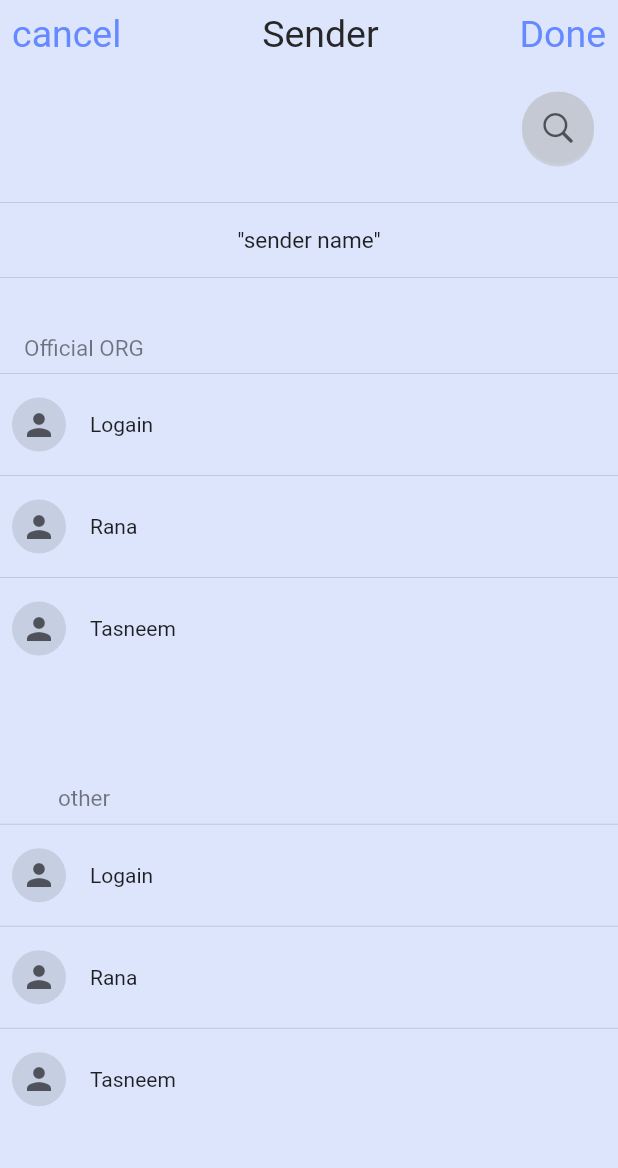
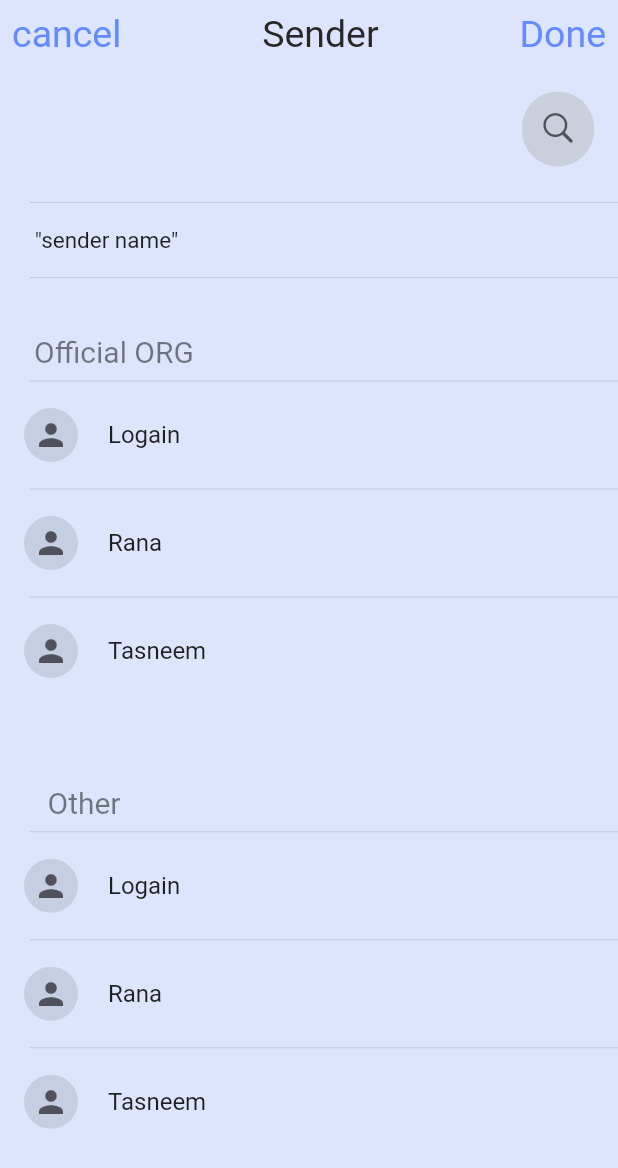
Before and after one commit to ranakh2001/Complaints-Mail-App-palmail-, a Flutter app: the screen it shows after launch, on a phone screen of 412 x 824 dp. Shown: the top 1168 px of the screen. Run offline on Flutter 3.47's test engine with Material 2 defaults, Android fonts, the phone set to English and light mode, and no system bars; our stand-ins replace easy_localization.

Commit message:
sender search screen

```diff
--- a/lib/pages/sender_search_view.dart
+++ b/lib/pages/sender_search_view.dart
@@ -13,16 +13,34 @@ class SenderSearchView extends StatefulWidget {
 
 class _SenderSearchViewState extends State<SenderSearchView> {
   late TextEditingController senderSearchController = TextEditingController();
+  List<String> orgsSenders = ['Logain', 'Rana', 'Tasneem'];
+  List<String> otherSenders = ['Logain', 'Rana', 'Tasneem'];
 
-  void searchSender() {}
+  void searchSender(String query) {
+    setState(() {
+      // Filter orgSenders
+      final filteredOrgSenders = orgsSenders.where(
+        (sender) => sender.toLowerCase().contains(query.toLowerCase()),
+      );
+
+      // Filter otherSenders
+      final filteredOtherSenders = otherSenders.where(
+        (sender) => sender.toLowerCase().contains(query.toLowerCase()),
+      );
+
+      // Combine filtered results from both lists
+      filteredSenders = [...filteredOrgSenders, ...filteredOtherSenders];
+    });
+  }
+
+  List<String> filteredSenders = [];
 
   @override
   Widget build(BuildContext context) {
-    List<String> orgsSenders = ['Logain', 'Rana', 'Tasneem'];
-    List<String> otherSenders = ['Logain', 'Rana', 'Tasneem'];
     return Container(
       color: backgroundColor,
-      child: Column(children: [
+      child: Column(
+        children: [
           SafeArea(
             child: Padding(
               padding: const EdgeInsets.all(8.0),
@@ -42,24 +60,9 @@ class _SenderSearchViewState extends State<SenderSearchView> {
                     style: TextStyle(fontSize: 25, color: kinProgressStatus),
                   ),
                 ],
-              )),
               ),
-        // Padding(
-        //   padding: const EdgeInsets.all(12.0),
-        //   child: SearchBar(
-        //     controller: senderSearchController,
-        //     leading: Icon(
-        //       CupertinoIcons.search,
-        //       color: Colors.black45.withOpacity(0.3),
-        //       size: 30,
-        //     ),
-        //     backgroundColor:
-        //         MaterialStatePropertyAll(ksecondaryColor.withOpacity(0.2)),
-        //     hintText: 'Enter Sender Name',
-        //     hintStyle: MaterialStatePropertyAll<TextStyle>(
-        //         TextStyle(color: Colors.black45.withOpacity(0.3))),
-        //   ),
-        // )
+            ),
+          ),
           Padding(
             padding: const EdgeInsets.symmetric(horizontal: 16.0, vertical: 16),
             child: AnimSearchBar(
@@ -80,46 +83,47 @@ class _SenderSearchViewState extends State<SenderSearchView> {
               boxShadow: true,
               textController: senderSearchController,
               onSuffixTap: null,
-            onSubmitted: (String) {
-              // searchSender;
-            },
+              onSubmitted: searchSender,
             ),
           ),
-        Divider(),
+          Divider(
+            indent: 20,
+          ),
           SizedBox(
             height: 8,
           ),
-        Text(
+          Padding(
+            padding: const EdgeInsets.only(right: 270.0),
+            child: Text(
               '"sender name"',
               textAlign: TextAlign.start,
               style: TextStyle(fontSize: 15),
             ),
+          ),
           SizedBox(
             height: 8,
           ),
-
-        Divider(),
+          Divider(
+            indent: 20,
+          ),
           SizedBox(
             height: 30,
           ),
           Padding(
-          padding: const EdgeInsets.only(right: 300.0),
+            padding: const EdgeInsets.only(right: 260.0),
             child: Text(
               'Official ORG',
-            style:
-                TextStyle(color: Colors.black45.withOpacity(0.5), fontSize: 15),
+              style: TextStyle(
+                  color: Colors.black45.withOpacity(0.5), fontSize: 20),
             ),
           ),
-
-        Divider(),
+          Divider(
+            indent: 20,
+          ),
           Expanded(
             child: ListView.separated(
-              itemBuilder: (context, index) => Row(
-                    mainAxisAlignment: MainAxisAlignment.start,
-                    children: [
-                      Padding(
-                        padding: const EdgeInsets.all(8.0),
-                        child: CircleAvatar(
+              itemBuilder: (context, index) => ListTile(
+                leading: CircleAvatar(
                   backgroundColor: Colors.black45.withOpacity(0.1),
                   radius: 18,
                   child: Icon(
@@ -127,51 +131,54 @@ class _SenderSearchViewState extends State<SenderSearchView> {
                     color: Colors.black45.withOpacity(0.6),
                   ),
                 ),
+                title: Text(filteredSenders.isNotEmpty
+                    ? filteredSenders[index]
+                    : orgsSenders[index]),
               ),
-                      SizedBox(
-                        width: 8,
+              separatorBuilder: (context, index) => Divider(
+                indent: 20,
               ),
-                      Text(orgsSenders[index])
-                    ],
+              itemCount: filteredSenders.isNotEmpty
+                  ? filteredSenders.length
+                  : orgsSenders.length,
             ),
-              separatorBuilder: (context, index) => Divider(),
-              itemCount: orgsSenders.length),
           ),
-
           Padding(
             padding: const EdgeInsets.only(right: 300.0),
             child: Text(
-            'other',
-            style:
-                TextStyle(color: Colors.black45.withOpacity(0.5), fontSize: 15),
+              'Other',
+              style: TextStyle(
+                  color: Colors.black45.withOpacity(0.5), fontSize: 20),
             ),
           ),
-
-        Divider(),
+          Divider(
+            indent: 20,
+          ),
           Expanded(
             child: ListView.separated(
-              itemBuilder: (context, index) => Row(
-                    mainAxisAlignment: MainAxisAlignment.start,
-                    children: [
-                      Padding(
-                        padding: const EdgeInsets.all(8.0),
-                        child: CircleAvatar(
+              itemBuilder: (context, index) => ListTile(
+                leading: CircleAvatar(
                   backgroundColor: Colors.black45.withOpacity(0.1),
                   radius: 18,
-                          child: Icon(Icons.person,
-                              color: Colors.black45.withOpacity(0.6)),
+                  child: Icon(
+                    Icons.person,
+                    color: Colors.black45.withOpacity(0.6),
                   ),
                 ),
-                      SizedBox(
-                        width: 8,
+                title: Text(filteredSenders.isNotEmpty
+                    ? filteredSenders[index]
+                    : otherSenders[index]),
               ),
-                      Text(orgsSenders[index])
+              separatorBuilder: (context, index) => Divider(
+                indent: 20,
+              ),
+              itemCount: filteredSenders.isNotEmpty
+                  ? filteredSenders.length
+                  : otherSenders.length,
+            ),
+          ),
         ],
       ),
-              separatorBuilder: (context, index) => Divider(),
-              itemCount: otherSenders.length),
-        )
-      ]),
     );
   }
 }
--- a/lib/widgets/search_bar_widget.dart
+++ b/lib/widgets/search_bar_widget.dart
@@ -186,59 +186,6 @@ class _AnimSearchBarState extends State<AnimSearchBar>
                     color: widget.color,
                     borderRadius: BorderRadius.circular(30.0),
                   ),
-                  child: AnimatedBuilder(
-                    child: GestureDetector(
-                      onTap: () {
-                        try {
-                          ///trying to execute the onSuffixTap function
-                          widget.onSuffixTap();
-
-                          // * if field empty then the user trying to close bar
-                          if (textFieldValue == '') {
-                            unfocusKeyboard();
-                            setState(() {
-                              toggle = 0;
-                            });
-
-                            ///reverse == close
-                            _con.reverse();
-                          }
-
-                          // * why not clear textfield here?
-                          widget.textController.clear();
-                          textFieldValue = '';
-
-                          ///closeSearchOnSuffixTap will execute if it's true
-                          if (widget.closeSearchOnSuffixTap) {
-                            unfocusKeyboard();
-                            setState(() {
-                              toggle = 0;
-                            });
-                          }
-                        } catch (e) {
-                          ///print the error if the try block fails
-                          print(e);
-                        }
-                      },
-
-                      ///suffixIcon is of type Icon
-                      child: widget.suffixIcon != null
-                          ? widget.suffixIcon
-                          : Icon(
-                              Icons.close,
-                              size: 25.0,
-                              color: widget.textFieldIconColor,
-                            ),
-                    ),
-                    builder: (context, widget) {
-                      ///Using Transform.rotate to rotate the suffix icon when it gets expanded
-                      return Transform.rotate(
-                        angle: _con.value * 2.0 * pi,
-                        child: widget,
-                      );
-                    },
-                    animation: _con,
-                  ),
                 ),
               ),
             ),
@@ -310,12 +257,7 @@ class _AnimSearchBarState extends State<AnimSearchBar>
             ),
 
             ///Using material widget here to get the ripple effect on the prefix icon
-            Material(
-              /// can add custom color or the color will be white
-              /// toggle button color based on toggle state
-              color: toggle == 0 ? widget.color : widget.textFieldColor,
-              borderRadius: BorderRadius.circular(30.0),
-              child: IconButton(
+            IconButton(
               splashRadius: 19.0,
 
               ///if toggle is 1, which means it's open. so show the back icon, which will close it.
@@ -326,7 +268,7 @@ class _AnimSearchBarState extends State<AnimSearchBar>
                       ? Icon(
                           Icons.arrow_back_ios,
                           color: widget.textFieldIconColor,
-                            size: 18,
+                          size: 20,
                         )
                       : widget.prefixIcon!
                   : Icon(
@@ -368,7 +310,6 @@ class _AnimSearchBarState extends State<AnimSearchBar>
                 widget.searchBarOpen(toggle);
               },
             ),
-            ),
           ],
         ),
       ),
```
Lines whose indentation alone changed are shown as unchanged.
